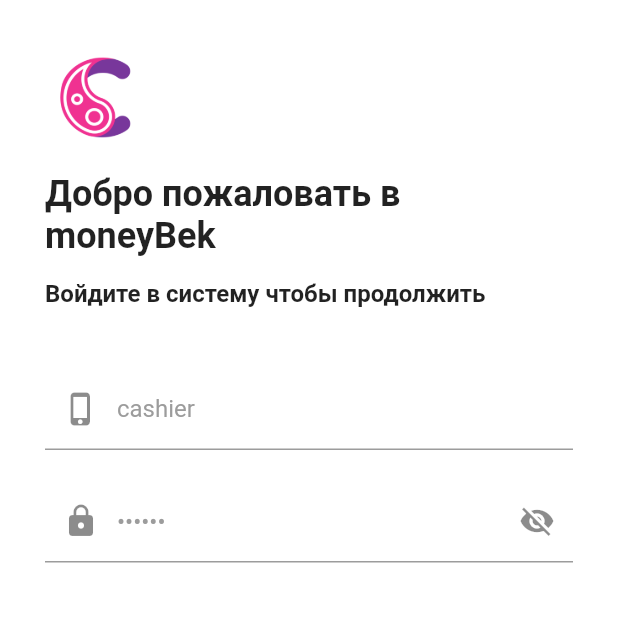
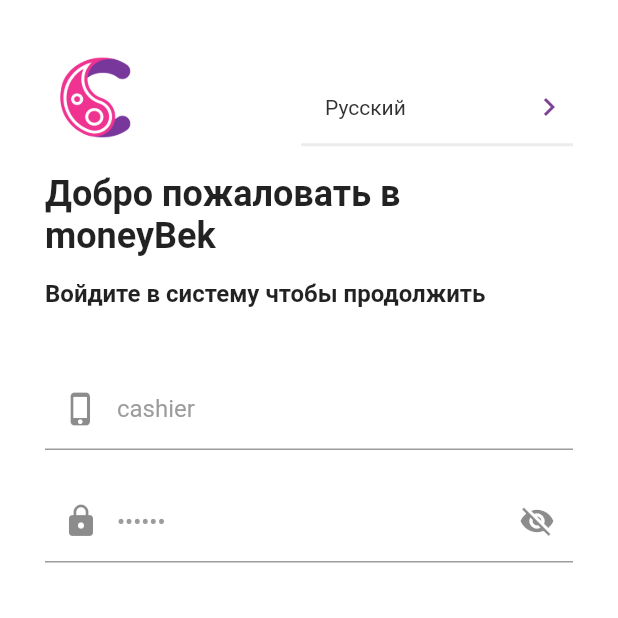
Before and after one commit to AkhmedovSH/cashback, a Flutter app: the screen it shows after launch, on a phone screen of 412 x 824 dp, the top half of it. Run offline on Flutter 3.47's test engine with Material 2 defaults, Android fonts, the phone set to English and light mode, and no system bars; our stand-ins replace dio, get, shared_preferences; missing offline and left inert: simple_moment.

Commit message:
bugs fixed

```diff
--- /dev/null
+++ b/lib/helpers/translations.dart
@@ -0,0 +1,17 @@
+
+import 'package:get/get.dart';
+
+import '../locales/en.dart';
+import '../locales/ru.dart';
+import '../locales/uz_cyrl.dart';
+import '../locales/uz_latn.dart';
+
+class Messages extends Translations {
+  @override
+  Map<String, Map<String, String>> get keys => {
+        'en_US': en,
+        'ru_RU': ru,
+        'uz_cyrl_UZ': uz_cyrl,
+        'uz_latn_UZ': uz_latn,
+      };
+}
--- /dev/null
+++ b/lib/locales/en.dart
@@ -0,0 +1,3 @@
+final en = {
+  'hello': 'Hello World',
+};
--- /dev/null
+++ b/lib/locales/ru.dart
@@ -0,0 +1,3 @@
+final ru = {
+  'hello': 'Привет мир',
+};
--- /dev/null
+++ b/lib/locales/uz_cyrl.dart
@@ -0,0 +1,3 @@
+final uz_cyrl = {
+  'hello': 'Hello World',
+};
--- /dev/null
+++ b/lib/locales/uz_latn.dart
@@ -0,0 +1,3 @@
+final uz_latn = {
+  'hello': 'Hello World',
+};
--- a/lib/main.dart
+++ b/lib/main.dart
@@ -1,6 +1,8 @@
 import 'package:flutter/material.dart';
 import 'package:flutter/services.dart';
 import 'package:get/get.dart';
+
+import 'helpers/translations.dart';
 
 import 'pages/splash.dart';
 
@@ -26,6 +28,9 @@ class MyApp extends StatelessWidget {
   @override
   Widget build(BuildContext context) {
     return GetMaterialApp(
+      translations: Messages(),
+      locale: const Locale('ru', 'RU'),
+      fallbackLocale: const Locale('en', 'EN'),
       debugShowCheckedModeBanner: false,
       popGesture: true,
       defaultTransition: Transition.leftToRight,
--- a/lib/pages/auth/login.dart
+++ b/lib/pages/auth/login.dart
@@ -5,6 +5,7 @@ import 'package:get/get.dart';
 import 'package:shared_preferences/shared_preferences.dart';
 
 import '../../helpers/api.dart';
+import '../../helpers/helper.dart';
 
 class Login extends StatefulWidget {
   const Login({Key? key}) : super(key: key);
@@ -17,6 +18,13 @@ class _LoginState extends State<Login> {
   final _formKey = GlobalKey<FormState>();
   dynamic sendData = {'username': 'cashier', 'password': '123123'};
   bool showPassword = true;
+  List translations = [
+    {'id': 1, 'name': 'Русский', 'locale': const Locale('ru', 'RU')},
+    {'id': 2, 'name': 'Английский', 'locale': const Locale('en', 'EN')},
+    {'id': 3, 'name': 'Узбекский(лат)', 'locale': const Locale('uz_cyrl', 'UZ')},
+    {'id': 4, 'name': 'Узбекский(кир)', 'locale': const Locale('uz_latn', 'UZ')},
+  ];
+  dynamic currentLocale = '1';
 
   login() async {
     final response = await guestPost('/auth/login', sendData);
@@ -34,6 +42,22 @@ class _LoginState extends State<Login> {
     }
   }
 
+  updateTranslation(newValue) {
+    for (var i = 0; i < translations.length; i++) {
+      if (translations[i]['id'].toString() == newValue) {
+        Get.updateLocale(translations[i]['locale']);
+      }
+    }
+    setState(() {
+      currentLocale = newValue;
+    });
+  }
+
+  @override
+  void initState() {
+    super.initState();
+  }
+
   @override
   Widget build(BuildContext context) {
     return Scaffold(
@@ -45,6 +69,9 @@ class _LoginState extends State<Login> {
           child: Column(
             crossAxisAlignment: CrossAxisAlignment.start,
             children: [
+              Row(
+                mainAxisAlignment: MainAxisAlignment.spaceBetween,
+                children: [
                   Container(
                     margin: const EdgeInsets.only(bottom: 15),
                     child: Image.asset(
@@ -52,6 +79,48 @@ class _LoginState extends State<Login> {
                       height: 70,
                       width: 70,
                     ),
+                  ),
+                  Container(
+                    width: MediaQuery.of(context).size.width * 0.44,
+                    height: 50,
+                    decoration: BoxDecoration(border: Border(bottom: BorderSide(width: 2, color: Color(0xFFECECEC)))),
+                    // decoration: const ShapeDecoration(
+                    //   shape: RoundedRectangleBorder(
+                    //     side: BorderSide(width: 1.0, style: BorderStyle.solid, color: Color(0xFFECECEC)),
+                    //     borderRadius: BorderRadius.all(Radius.circular(5.0)),
+                    //   ),
+                    // ),
+                    child: DropdownButtonHideUnderline(
+                      child: ButtonTheme(
+                        alignedDropdown: true,
+                        child: DropdownButton(
+                          value: currentLocale,
+                          isExpanded: true,
+                          hint: Text('${translations[0]['name']}'),
+                          icon: const Icon(Icons.chevron_right),
+                          iconSize: 24,
+                          iconEnabledColor: purple,
+                          elevation: 16,
+                          style: const TextStyle(color: Color(0xFF313131)),
+                          underline: Container(
+                            height: 2,
+                            width: MediaQuery.of(context).size.width * 0.44,
+                            color: purple,
+                          ),
+                          onChanged: (newValue) {
+                            updateTranslation(newValue);
+                          },
+                          items: translations.map((item) {
+                            return DropdownMenuItem<String>(
+                              value: '${item['id']}',
+                              child: Text(item['name']),
+                            );
+                          }).toList(),
+                        ),
+                      ),
+                    ),
+                  ),
+                ],
               ),
               Container(
                 margin: const EdgeInsets.only(bottom: 15),
```
Also changed, not shown: lib/pages/home/index.dart (+67 -8 lines), images/en.png (added), images/ru.png (added), images/uz.png (added). Lines whose indentation alone changed are shown as unchanged.
